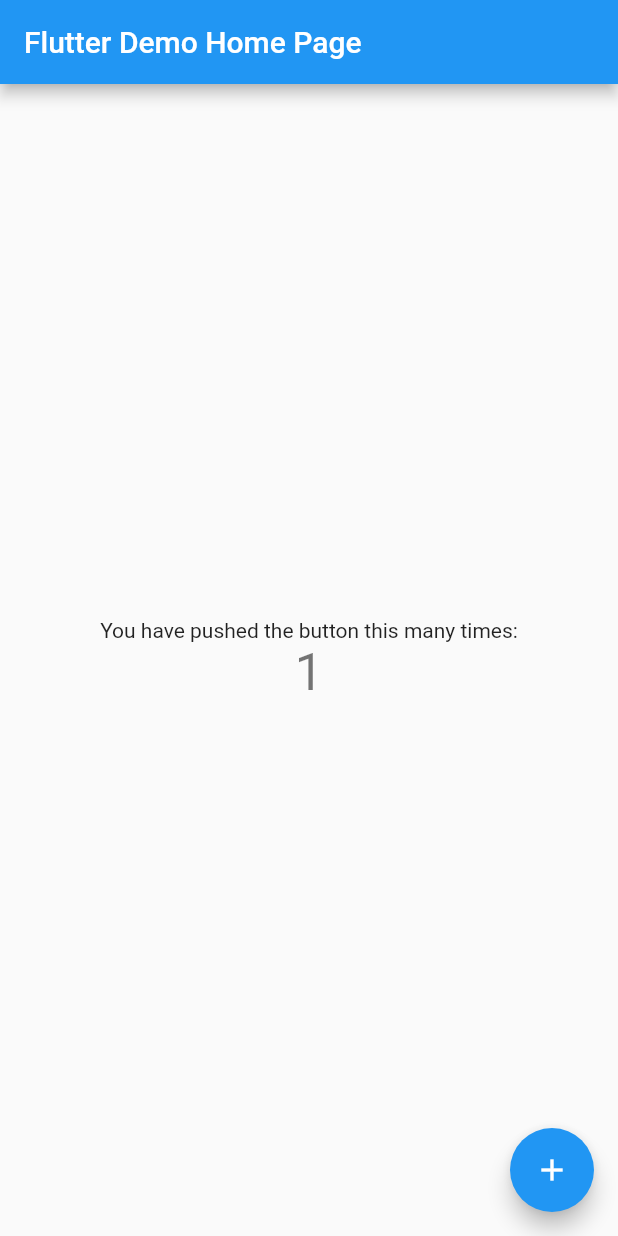
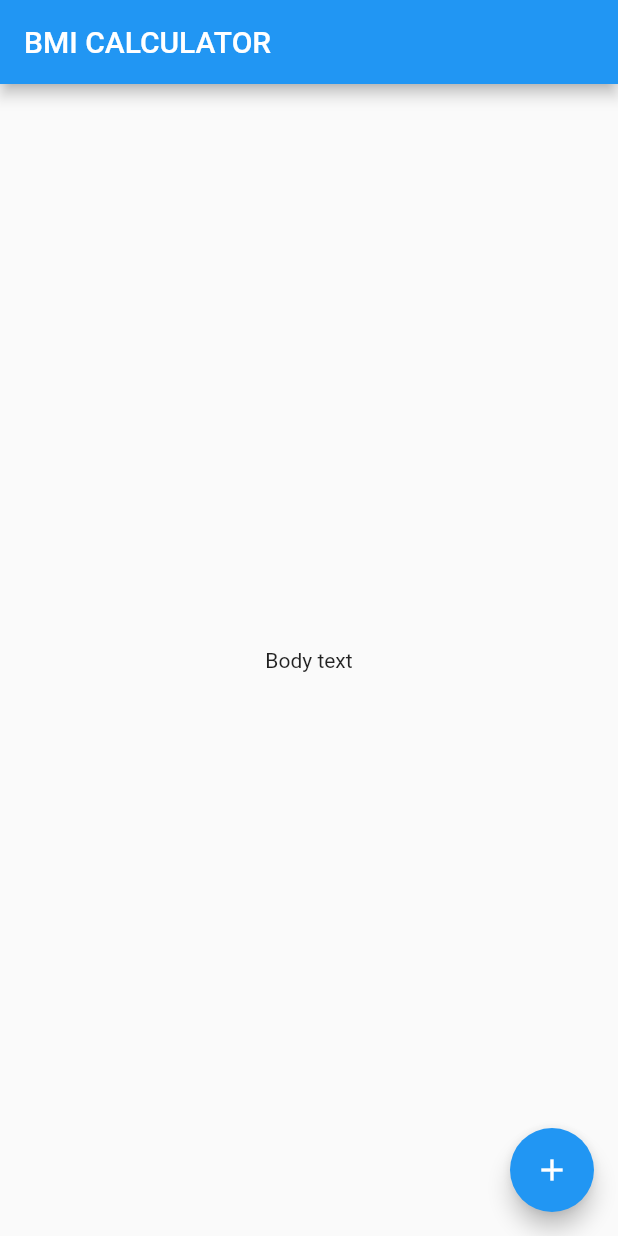
Before and after one commit to jaksm/bmi_calculator, a Flutter app: the screen it shows after launch, after a tap on the "add" icon, on a phone screen of 412 x 824 dp. Run offline on Flutter 3.47's test engine with Material 2 defaults, Android fonts, the phone set to English and light mode, and no system bars.

Commit message:
Clean main.dart

```diff
--- a/lib/main.dart
+++ b/lib/main.dart
@@ -1,63 +1,41 @@
 import 'package:flutter/material.dart';
 
 void main() {
-  runApp(MyApp());
+  runApp(BMICalculatorApp());
 }
 
-class MyApp extends StatelessWidget {
+class BMICalculatorApp extends StatelessWidget {
   @override
   Widget build(BuildContext context) {
     return MaterialApp(
-      title: 'Flutter Demo',
+      title: 'BMI Calculator',
       theme: ThemeData(
         primarySwatch: Colors.blue,
       ),
-      home: MyHomePage(title: 'Flutter Demo Home Page'),
+      home: InputPage(),
     );
   }
 }
 
-class MyHomePage extends StatefulWidget {
-  MyHomePage({Key? key, required this.title}) : super(key: key);
-
-  final String title;
+class InputPage extends StatefulWidget {
+  InputPage({Key? key}) : super(key: key);
 
   @override
-  _MyHomePageState createState() => _MyHomePageState();
+  _InputPageState createState() => _InputPageState();
 }
 
-class _MyHomePageState extends State<MyHomePage> {
-  int _counter = 0;
-
-  void _incrementCounter() {
-    setState(() {
-      _counter++;
-    });
-  }
-
+class _InputPageState extends State<InputPage> {
   @override
   Widget build(BuildContext context) {
     return Scaffold(
       appBar: AppBar(
-        title: Text(widget.title),
+        title: Text('BMI CALCULATOR'),
       ),
       body: Center(
-        child: Column(
-          mainAxisAlignment: MainAxisAlignment.center,
-          children: <Widget>[
-            Text(
-              'You have pushed the button this many times:',
-            ),
-            Text(
-              '$_counter',
-              style: Theme.of(context).textTheme.headline4,
-            ),
-          ],
-        ),
+        child: Text('Body text'),
       ),
       floatingActionButton: FloatingActionButton(
-        onPressed: _incrementCounter,
-        tooltip: 'Increment',
+        onPressed: () {},
         child: Icon(Icons.add),
       ),
     );
```
